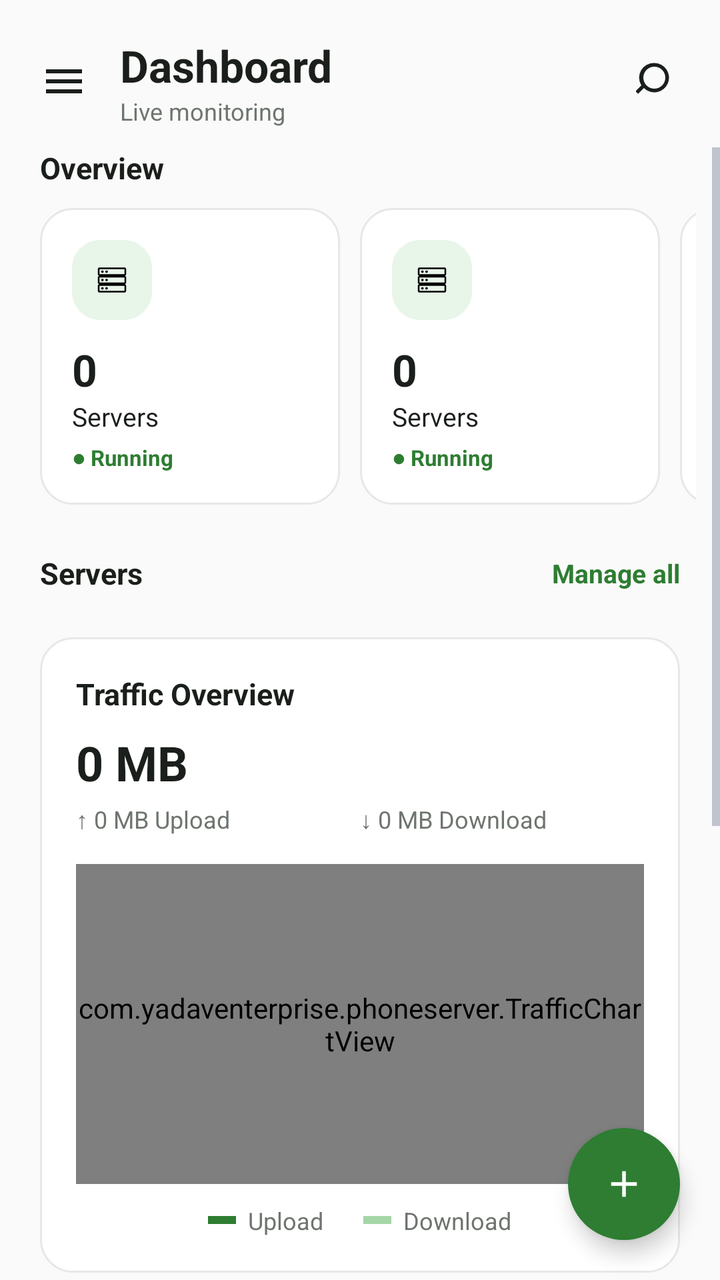
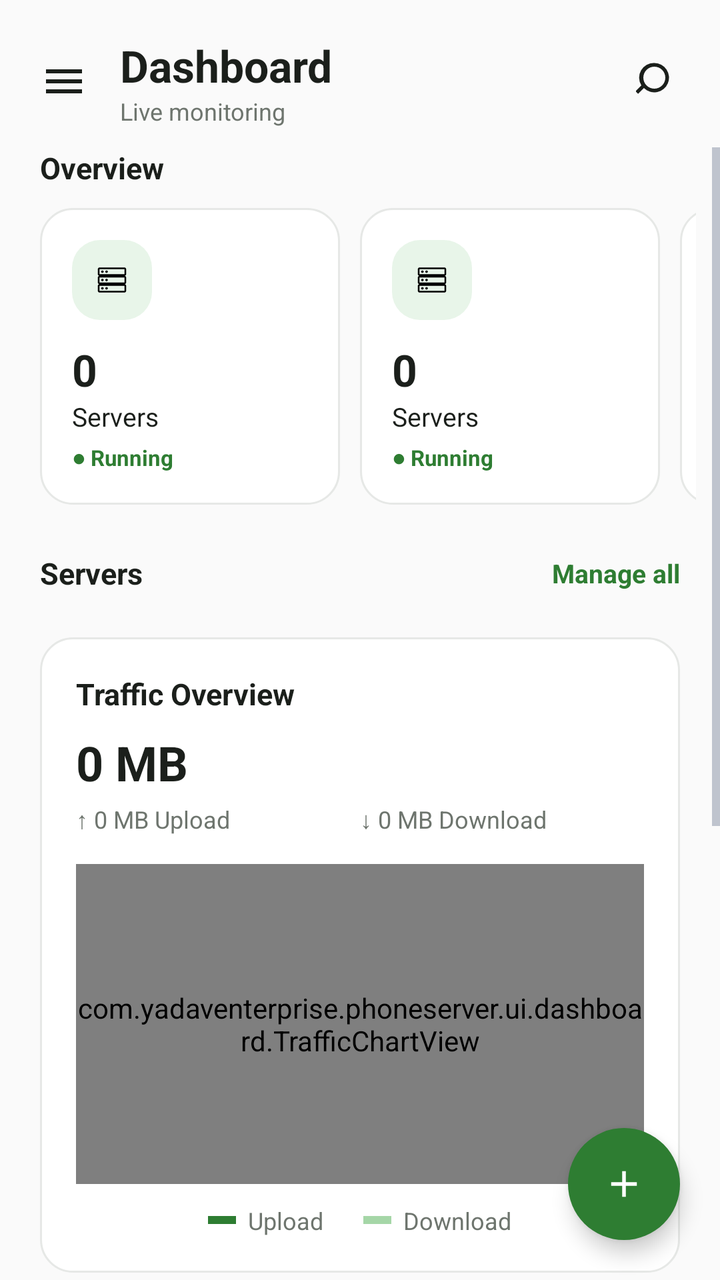

Compare the two renders of this Android layout. The source of the first and the diff that turns it into the second are given below.
<!-- AndroidManifest.xml: application theme Theme.PhoneServer -->
<!-- res/layout/fragment_dashboard.xml -->
<?xml version="1.0" encoding="utf-8"?>
<androidx.coordinatorlayout.widget.CoordinatorLayout xmlns:android="http://schemas.android.com/apk/res/android"
    xmlns:app="http://schemas.android.com/apk/res-auto"
    android:layout_width="match_parent"
    android:layout_height="match_parent"
    android:background="@color/home_bg">

    <LinearLayout
        android:layout_width="match_parent"
        android:layout_height="match_parent"
        android:orientation="vertical"
        >

        
        <LinearLayout
            android:layout_width="match_parent"
            android:layout_height="wrap_content"
            android:orientation="horizontal"
            android:gravity="center_vertical"
            android:paddingStart="20dp"
            android:paddingEnd="20dp"
            android:paddingTop="18dp"
            android:paddingBottom="10dp">

            <ImageView
                android:id="@+id/menu_button"
                android:layout_width="24dp"
                android:layout_height="24dp"
                android:src="@drawable/ic_menu" />

            <LinearLayout
                android:layout_width="0dp"
                android:layout_height="wrap_content"
                android:layout_weight="1"
                android:orientation="vertical"
                android:layout_marginStart="16dp">

                <TextView
                    android:layout_width="wrap_content"
                    android:layout_height="wrap_content"
                    android:text="Dashboard"
                    android:textColor="@color/home_text_primary"
                    android:textSize="22sp"
                    android:textStyle="bold" />

                <TextView
                    android:id="@+id/dashboard_subtitle"
                    android:layout_width="wrap_content"
                    android:layout_height="wrap_content"
                    android:text="Live monitoring"
                    android:textColor="@color/home_text_secondary"
                    android:textSize="12sp" />
            </LinearLayout>

            <ImageView
                android:id="@+id/refresh_button"
                android:layout_width="22dp"
                android:layout_height="22dp"
                android:src="@drawable/ic_search" />
        </LinearLayout>

        <ScrollView
            android:layout_width="match_parent"
            android:layout_height="0dp"
            android:layout_weight="1"
            android:fillViewport="true">

            <LinearLayout
                android:layout_width="match_parent"
                android:layout_height="wrap_content"
                android:orientation="vertical"
                android:paddingBottom="24dp">

                <TextView
                    android:layout_width="wrap_content"
                    android:layout_height="wrap_content"
                    android:text="Overview"
                    android:textColor="@color/home_text_primary"
                    android:textSize="15sp"
                    android:textStyle="bold"
                    android:paddingStart="20dp"
                    android:layout_marginBottom="10dp" />

                <HorizontalScrollView
                    android:layout_width="match_parent"
                    android:layout_height="wrap_content"
                    android:scrollbars="none"
                    android:paddingStart="20dp"
                    android:paddingEnd="12dp"
                    android:layout_marginBottom="24dp">

                    <LinearLayout
                        android:layout_width="wrap_content"
                        android:layout_height="wrap_content"
                        android:orientation="horizontal">

                        <include android:id="@+id/stat_servers" layout="@layout/item_overview_stat" />
                        <include android:id="@+id/stat_clients" layout="@layout/item_overview_stat" />
                        <include android:id="@+id/stat_traffic" layout="@layout/item_overview_stat" />
                        <include android:id="@+id/stat_api" layout="@layout/item_overview_stat" />
                    </LinearLayout>
                </HorizontalScrollView>

                <LinearLayout
                    android:layout_width="match_parent"
                    android:layout_height="wrap_content"
                    android:orientation="vertical"
                    android:paddingStart="20dp"
                    android:paddingEnd="20dp">

                    <LinearLayout
                        android:layout_width="match_parent"
                        android:layout_height="wrap_content"
                        android:orientation="horizontal"
                        android:gravity="center_vertical"
                        android:layout_marginBottom="12dp">

                        <TextView
                            android:layout_width="0dp"
                            android:layout_height="wrap_content"
                            android:layout_weight="1"
                            android:text="Servers"
                            android:textColor="@color/home_text_primary"
                            android:textSize="15sp"
                            android:textStyle="bold" />

                        <TextView
                            android:id="@+id/manage_all_button"
                            android:layout_width="wrap_content"
                            android:layout_height="wrap_content"
                            android:text="Manage all"
                            android:textColor="@color/home_accent"
                            android:textSize="13sp"
                            android:textStyle="bold" />
                    </LinearLayout>

                    <LinearLayout
                        android:id="@+id/servers_container"
                        android:layout_width="match_parent"
                        android:layout_height="wrap_content"
                        android:orientation="vertical" />

                    
                    <LinearLayout
                        android:layout_width="match_parent"
                        android:layout_height="wrap_content"
                        android:orientation="vertical"
                        android:background="@drawable/bg_home_card"
                        android:padding="18dp"
                        android:layout_marginTop="10dp"
                        android:layout_marginBottom="14dp">

                        <TextView
                            android:layout_width="match_parent"
                            android:layout_height="wrap_content"
                            android:text="Traffic Overview"
                            android:textColor="@color/home_text_primary"
                            android:textSize="15sp"
                            android:textStyle="bold" />

                        <TextView
                            android:id="@+id/traffic_total_value"
                            android:layout_width="wrap_content"
                            android:layout_height="wrap_content"
                            android:text="0 MB"
                            android:textColor="@color/home_text_primary"
                            android:textSize="24sp"
                            android:textStyle="bold"
                            android:layout_marginTop="8dp" />

                        <LinearLayout
                            android:layout_width="match_parent"
                            android:layout_height="wrap_content"
                            android:orientation="horizontal"
                            android:layout_marginTop="4dp"
                            android:layout_marginBottom="14dp">

                            <TextView
                                android:id="@+id/traffic_up_value"
                                android:layout_width="0dp"
                                android:layout_height="wrap_content"
                                android:layout_weight="1"
                                android:text="↑ 0 MB Upload"
                                android:textColor="@color/home_text_secondary"
                                android:textSize="12sp" />

                            <TextView
                                android:id="@+id/traffic_down_value"
                                android:layout_width="0dp"
                                android:layout_height="wrap_content"
                                android:layout_weight="1"
                                android:text="↓ 0 MB Download"
                                android:textColor="@color/home_text_secondary"
                                android:textSize="12sp" />
                        </LinearLayout>

                        <com.yadaventerprise.phoneserver.TrafficChartView
                            android:id="@+id/traffic_chart"
                            android:layout_width="match_parent"
                            android:layout_height="160dp" />

                        <LinearLayout
                            android:layout_width="match_parent"
                            android:layout_height="wrap_content"
                            android:orientation="horizontal"
                            android:gravity="center"
                            android:layout_marginTop="10dp">

                            <View
                                android:layout_width="14dp"
                                android:layout_height="4dp"
                                android:background="@color/home_accent" />
                            <TextView
                                android:layout_width="wrap_content"
                                android:layout_height="wrap_content"
                                android:text="Upload"
                                android:textColor="@color/home_text_secondary"
                                android:textSize="12sp"
                                android:layout_marginStart="6dp"
                                android:layout_marginEnd="20dp" />

                            <View
                                android:layout_width="14dp"
                                android:layout_height="4dp"
                                android:background="#A5D6A7" />
                            <TextView
                                android:layout_width="wrap_content"
                                android:layout_height="wrap_content"
                                android:text="Download"
                                android:textColor="@color/home_text_secondary"
                                android:textSize="12sp"
                                android:layout_marginStart="6dp" />
                        </LinearLayout>
                    </LinearLayout>

                    
                    <LinearLayout
                        android:layout_width="match_parent"
                        android:layout_height="wrap_content"
                        android:orientation="vertical"
                        android:background="@drawable/bg_home_card"
                        android:padding="18dp"
                        android:layout_marginBottom="14dp">

                        <TextView
                            android:layout_width="match_parent"
                            android:layout_height="wrap_content"
                            android:text="API Calls"
                            android:textColor="@color/home_text_primary"
                            android:textSize="15sp"
                            android:textStyle="bold" />

                        <TextView
                            android:id="@+id/api_total_value"
                            android:layout_width="wrap_content"
                            android:layout_height="wrap_content"
                            android:text="0"
                            android:textColor="@color/home_text_primary"
                            android:textSize="24sp"
                            android:textStyle="bold"
                            android:layout_marginTop="8dp" />

                        <TextView
                            android:layout_width="wrap_content"
                            android:layout_height="wrap_content"
                            android:text="Total Calls"
                            android:textColor="@color/home_text_secondary"
                            android:textSize="12sp"
                            android:layout_marginBottom="14dp" />

                        <TextView
                            android:layout_width="match_parent"
                            android:layout_height="wrap_content"
                            android:text="Top Endpoints"
                            android:textColor="@color/home_text_primary"
                            android:textSize="13sp"
                            android:textStyle="bold"
                            android:layout_marginBottom="4dp" />

                        <LinearLayout
                            android:id="@+id/endpoints_container"
                            android:layout_width="match_parent"
                            android:layout_height="wrap_content"
                            android:orientation="vertical" />

                        <TextView
                            android:id="@+id/endpoints_empty_text"
                            android:layout_width="match_parent"
                            android:layout_height="wrap_content"
                            android:text="No API calls yet"
                            android:textColor="@color/home_text_secondary"
                            android:textSize="13sp"
                            android:paddingTop="6dp"
                            android:visibility="gone" />
                    </LinearLayout>

                    
                    <LinearLayout
                        android:layout_width="match_parent"
                        android:layout_height="wrap_content"
                        android:orientation="vertical"
                        android:background="@drawable/bg_home_card"
                        android:padding="18dp"
                        android:layout_marginBottom="14dp">

                        <TextView
                            android:layout_width="match_parent"
                            android:layout_height="wrap_content"
                            android:text="Connected Clients"
                            android:textColor="@color/home_text_primary"
                            android:textSize="15sp"
                            android:textStyle="bold"
                            android:layout_marginBottom="6dp" />

                        <LinearLayout
                            android:id="@+id/clients_container"
                            android:layout_width="match_parent"
                            android:layout_height="wrap_content"
                            android:orientation="vertical" />

                        <TextView
                            android:id="@+id/clients_empty_text"
                            android:layout_width="match_parent"
                            android:layout_height="wrap_content"
                            android:text="No clients have connected yet"
                            android:textColor="@color/home_text_secondary"
                            android:textSize="13sp"
                            android:paddingTop="6dp"
                            android:visibility="gone" />

                        <View
                            android:layout_width="match_parent"
                            android:layout_height="1dp"
                            android:background="@color/home_divider"
                            android:layout_marginTop="6dp"
                            android:layout_marginBottom="10dp" />

                        <LinearLayout
                            android:layout_width="match_parent"
                            android:layout_height="wrap_content"
                            android:orientation="horizontal">

                            <TextView
                                android:id="@+id/clients_total_text"
                                android:layout_width="0dp"
                                android:layout_height="wrap_content"
                                android:layout_weight="1"
                                android:text="Total 0 clients"
                                android:textColor="@color/home_text_secondary"
                                android:textSize="12sp" />

                            <TextView
                                android:id="@+id/clients_active_text"
                                android:layout_width="wrap_content"
                                android:layout_height="wrap_content"
                                android:text="0 Active"
                                android:textColor="@color/home_accent"
                                android:textSize="12sp"
                                android:textStyle="bold" />
                        </LinearLayout>
                    </LinearLayout>

                    
                    <LinearLayout
                        android:layout_width="match_parent"
                        android:layout_height="wrap_content"
                        android:orientation="vertical"
                        android:background="@drawable/bg_home_card"
                        android:padding="18dp"
                        android:layout_marginBottom="10dp">

                        <TextView
                            android:layout_width="match_parent"
                            android:layout_height="wrap_content"
                            android:text="Recent Activity"
                            android:textColor="@color/home_text_primary"
                            android:textSize="15sp"
                            android:textStyle="bold"
                            android:layout_marginBottom="6dp" />

                        <LinearLayout
                            android:id="@+id/activity_container"
                            android:layout_width="match_parent"
                            android:layout_height="wrap_content"
                            android:orientation="vertical" />

                        <TextView
                            android:id="@+id/activity_empty_text"
                            android:layout_width="match_parent"
                            android:layout_height="wrap_content"
                            android:text="No activity yet"
                            android:textColor="@color/home_text_secondary"
                            android:textSize="13sp"
                            android:paddingTop="6dp"
                            android:visibility="gone" />
                    </LinearLayout>

                </LinearLayout>
            </LinearLayout>
        </ScrollView>
    </LinearLayout>

    
    <FrameLayout
        android:id="@+id/fab_add"
        android:layout_width="56dp"
        android:layout_height="56dp"
        android:layout_gravity="bottom|end"
        android:layout_marginEnd="20dp"
        android:layout_marginBottom="20dp"
        android:background="@drawable/bg_fab_circle"
        android:elevation="6dp">
        <ImageView
            android:layout_width="22dp"
            android:layout_height="22dp"
            android:layout_gravity="center"
            android:src="@drawable/ic_add" />
    </FrameLayout>


</androidx.coordinatorlayout.widget.CoordinatorLayout>
<!-- res/layout/item_overview_stat.xml (included above) -->
<?xml version="1.0" encoding="utf-8"?>
<LinearLayout xmlns:android="http://schemas.android.com/apk/res/android"
    android:layout_width="150dp"
    android:layout_height="wrap_content"
    android:orientation="vertical"
    android:background="@drawable/bg_home_card"
    android:padding="16dp"
    android:layout_marginEnd="10dp">

    <FrameLayout
        android:layout_width="40dp"
        android:layout_height="40dp"
        android:background="@drawable/bg_home_icon_circle">
        <ImageView
            android:id="@+id/stat_icon"
            android:layout_width="20dp"
            android:layout_height="20dp"
            android:layout_gravity="center"
            android:src="@drawable/ic_server_stack" />
    </FrameLayout>

    <TextView
        android:id="@+id/stat_value"
        android:layout_width="wrap_content"
        android:layout_height="wrap_content"
        android:text="0"
        android:textColor="@color/home_text_primary"
        android:textSize="22sp"
        android:textStyle="bold"
        android:layout_marginTop="10dp" />

    <TextView
        android:id="@+id/stat_label"
        android:layout_width="wrap_content"
        android:layout_height="wrap_content"
        android:text="Servers"
        android:textColor="@color/home_text_primary"
        android:textSize="13sp" />

    <TextView
        android:id="@+id/stat_sub"
        android:layout_width="wrap_content"
        android:layout_height="wrap_content"
        android:text="● Running"
        android:textColor="@color/home_accent"
        android:textSize="11sp"
        android:textStyle="bold"
        android:layout_marginTop="4dp" />

</LinearLayout>
<!-- resources referenced by this layout -->
<resources>
  <color name="home_accent">#2E7D32</color>
  <color name="home_bg">#FAFAFA</color>
  <color name="home_divider">#EDEFED</color>
  <color name="home_text_primary">#1B1F1B</color>
  <color name="home_text_secondary">#6E756E</color>
  <!-- drawable bg_fab_circle (drawable) -->
  <shape xmlns:android="http://schemas.android.com/apk/res/android">
      <solid android:color="@color/home_accent" />
      <corners android:radius="28dp" />
  </shape>
  <!-- drawable bg_home_card (drawable) -->
  <shape xmlns:android="http://schemas.android.com/apk/res/android">
      <solid android:color="@color/home_surface" />
      <corners android:radius="16dp" />
      <stroke android:width="1dp" android:color="@color/home_border" />
  </shape>
  <!-- drawable bg_home_icon_circle (drawable) -->
  <shape xmlns:android="http://schemas.android.com/apk/res/android">
      <solid android:color="@color/home_accent_light" />
      <corners android:radius="14dp" />
  </shape>
  <!-- drawable ic_add (drawable) -->
  <vector xmlns:android="http://schemas.android.com/apk/res/android"
      android:width="24dp" android:height="24dp" android:viewportWidth="24" android:viewportHeight="24">
      <path android:fillColor="#FFFFFF" android:pathData="M11,5h2v14h-2z"/>
      <path android:fillColor="#FFFFFF" android:pathData="M5,11h14v2H5z"/>
  </vector>
  <!-- drawable ic_menu (drawable) -->
  <vector xmlns:android="http://schemas.android.com/apk/res/android"
      android:width="24dp" android:height="24dp" android:viewportWidth="24" android:viewportHeight="24">
      <path android:fillColor="#1B1F1B" android:pathData="M3,6h18v2H3zM3,11h18v2H3zM3,16h18v2H3z"/>
  </vector>
  <!-- drawable ic_search (drawable) -->
  <vector xmlns:android="http://schemas.android.com/apk/res/android"
      android:width="24dp" android:height="24dp" android:viewportWidth="24" android:viewportHeight="24">
      <path android:fillColor="#1B1F1B" android:pathData="M10,4a6,6 0,1 0,0 12,6 6,0 0,0 0,-12zM10,2a8,8 0,1 1,-5.66 13.66l-3.17,3.17 -1.41,-1.41 3.17,-3.17A8,8 0,0 1,10 2z"/>
  </vector>
  <!-- drawable ic_server_stack: vector/xml drawable (drawable, 2673 chars, omitted) -->
  <style name="Theme.PhoneServer" parent="Theme.MaterialComponents.DayNight.NoActionBar">
          <item name="android:colorBackground">@color/bg_dark</item>
          <item name="android:textColorPrimary">@color/text_primary</item>
          <item name="android:textColorSecondary">@color/text_secondary</item>
          <item name="android:statusBarColor">@color/bg_dark</item>
          <item name="android:navigationBarColor">@color/bg_dark</item>
          <item name="android:windowBackground">@color/bg_dark</item>
          <item name="colorPrimary">@color/accent</item>
          <item name="colorPrimaryDark">@color/bg_dark</item>
          <item name="colorAccent">@color/accent</item>
      </style>
  <color name="home_surface">#FFFFFF</color>
  <color name="home_border">#E6E8E6</color>
  <color name="home_accent_light">#E8F5E9</color>
  <color name="bg_dark">#0D0F14</color>
  <color name="text_primary">#F2F4F8</color>
  <color name="text_secondary">#8A93A6</color>
  <color name="accent">#2979FF</color>
</resources>

<!-- the commit's change to res/layout/fragment_dashboard.xml (unified diff, before → after) -->
@@ -194,7 +194,7 @@
                                 android:textSize="12sp" />
                         </LinearLayout>
 
-                        <com.yadaventerprise.phoneserver.TrafficChartView
+                        <com.yadaventerprise.phoneserver.ui.dashboard.TrafficChartView
                             android:id="@+id/traffic_chart"
                             android:layout_width="match_parent"
                             android:layout_height="160dp" />
